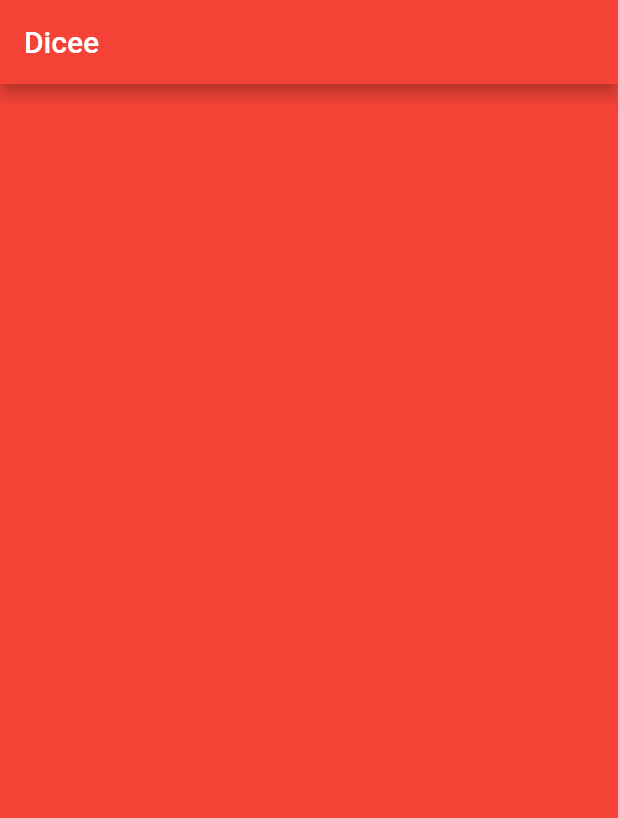
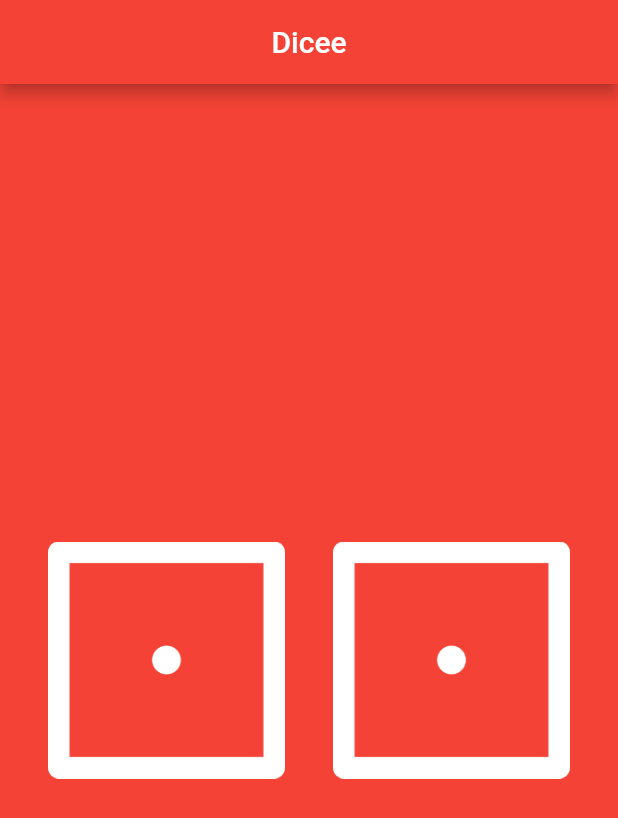
Before and after one commit to paulracooni/tutorial.flutter, a Flutter app: the screen it shows after launch, on a phone screen of 412 x 824 dp. Shown: the top 818 px of the screen. Run offline on Flutter 3.47's test engine with Material 2 defaults, Android fonts, the phone set to English and light mode, and no system bars.

Commit message:
feat: Done class section 7

```diff
--- a/dicee-flutter/lib/main.dart
+++ b/dicee-flutter/lib/main.dart
@@ -1,23 +1,77 @@
 import 'package:flutter/material.dart';
+import 'dart:math';
 
 void main() {
-  return runApp(
-    MaterialApp(
+  return runApp(DiceApp());
+}
+
+class DiceApp extends StatefulWidget {
+  @override
+  _DiceAppState createState() => _DiceAppState();
+}
+
+class _DiceAppState extends State<DiceApp> {
+  @override
+  Widget build(BuildContext context) {
+    return MaterialApp(
       home: Scaffold(
         backgroundColor: Colors.red,
         appBar: AppBar(
-          title: Text('Dicee'),
+          title: Center(child: Text('Dicee')),
           backgroundColor: Colors.red,
         ),
         body: DicePage(),
       ),
-    ),
-  );
+    );
+  }
 }
 
-class DicePage extends StatelessWidget {
+
+class DicePage extends StatefulWidget {
+  @override
+  _DicePageState createState() => _DicePageState();
+}
+
+class _DicePageState extends State<DicePage> {
+
+  final _random = new Random();
+  int leftDiceNumber = 1;
+  int rightDiceNumber = 1;
+
   @override
   Widget build(BuildContext context) {
-    return Container();
+    return Center(
+      child: FlatButton(
+        child: Row(
+          children: <Widget>[
+            Expanded(
+              child: Padding(
+                padding: const EdgeInsets.all(16.0),
+                child: Image.asset("images/dice$leftDiceNumber.png"),
+              ),
+            ),
+            Expanded(
+              child: Padding(
+                padding: const EdgeInsets.all(16.0),
+                child: Image.asset("images/dice$rightDiceNumber.png"),
+              ),
+            ),
+          ],
+        ),
+        onPressed: () {
+          rollTheDice();
+        },
+      ),
+    );
+  }
+
+  void rollTheDice(){
+    setState(() {
+      leftDiceNumber = getRandomDiceNum();
+      rightDiceNumber = getRandomDiceNum();
+    });
+  }
+  int getRandomDiceNum(){
+    return 1 + _random.nextInt(6 - 1);
   }
 }
```
Also changed, not shown: 1 other file.
